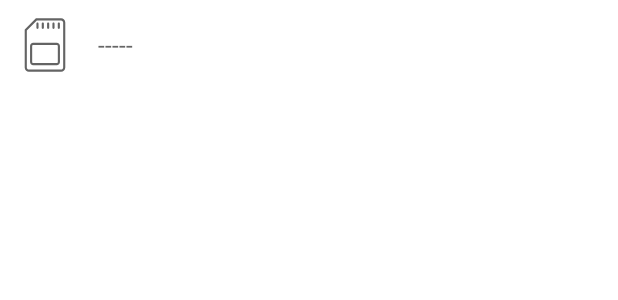
After one commit to Play-Store-Mauricio-Togneri/fileexplorer, an Android app: the layout row_storage.xml on its own in the app's theme, with its tools: preview values and no code run, on a phone screen of 412 x 824 dp. The commit adds this screen. Shown: the top 300 px of the screen. Run offline under Robolectric (Android 15) with nearby library versions, the phone set to English and light mode, and no system bars.

Commit message:
Added support for SD cards

```diff
--- a/app/src/main/java/com/mauriciotogneri/fileexplorer/base/BaseListAdapter.java
+++ b/app/src/main/java/com/mauriciotogneri/fileexplorer/base/BaseListAdapter.java
@@ -1,6 +1,7 @@
 package com.mauriciotogneri.fileexplorer.base;
 
 import android.content.Context;
+import android.support.annotation.NonNull;
 import android.view.LayoutInflater;
 import android.view.View;
 import android.view.ViewGroup;
@@ -32,8 +33,9 @@ public abstract class BaseListAdapter<T, V> extends ArrayAdapter<T>
     }
 
     @Override
+    @NonNull
     @SuppressWarnings("unchecked")
-    public View getView(int position, View convertView, ViewGroup parent)
+    public View getView(int position, View convertView, @NonNull ViewGroup parent)
     {
         V viewHolder;
 
--- a/app/src/main/java/com/mauriciotogneri/fileexplorer/models/ToolBar.java
+++ b/app/src/main/java/com/mauriciotogneri/fileexplorer/models/ToolBar.java
@@ -17,4 +17,9 @@ public class ToolBar
     {
         folderName.setText(fragment.folderName());
     }
+
+    public void update(String title)
+    {
+        folderName.setText(title);
+    }
 }
--- /dev/null
+++ b/app/src/main/res/drawable/ic_sd_card.xml
@@ -0,0 +1,34 @@
+<vector android:height="24dp"
+        android:viewportHeight="399.917"
+        android:viewportWidth="399.917"
+        android:width="24dp"
+        xmlns:android="http://schemas.android.com/apk/res/android">
+    <path
+        android:fillAlpha="1"
+        android:fillColor="#646464"
+        android:pathData="M66.8,95 L137.7,24.1C139,22.8 140.8,22 142.7,22L306.8,22C322.5,22 335.2,34.8 335.2,50.5L335.2,349.4C335.2,365.1 322.5,377.9 306.8,377.9L93.2,377.9C77.5,377.9 64.7,365.1 64.7,349.4L64.7,100C64.7,98.1 65.4,96.3 66.8,95ZM78.9,349.4C78.9,357.3 85.3,363.7 93.2,363.7L306.8,363.7C314.6,363.7 321,357.3 321,349.4L321,50.5C321,42.6 314.6,36.2 306.8,36.2L145.7,36.2 78.9,103 78.9,349.4Z"/>
+    <path
+        android:fillAlpha="1"
+        android:fillColor="#646464"
+        android:pathData="M292.1,92.9C288.1,92.9 285,89.7 285,85.8L285,57.7C285,53.8 288.1,50.6 292.1,50.6 296,50.6 299.2,53.8 299.2,57.7L299.2,85.8C299.2,89.7 296,92.9 292.1,92.9Z"/>
+    <path
+        android:fillAlpha="1"
+        android:fillColor="#646464"
+        android:pathData="M256.5,92.9C252.6,92.9 249.4,89.7 249.4,85.8L249.4,57.7C249.4,53.8 252.6,50.6 256.5,50.6 260.4,50.6 263.6,53.8 263.6,57.7L263.6,85.8C263.6,89.7 260.4,92.9 256.5,92.9Z"/>
+    <path
+        android:fillAlpha="1"
+        android:fillColor="#646464"
+        android:pathData="M220.9,92.9C217,92.9 213.8,89.7 213.8,85.8L213.8,57.7C213.8,53.8 217,50.6 220.9,50.6 224.9,50.6 228,53.8 228,57.7L228,85.8C228,89.7 224.9,92.9 220.9,92.9Z"/>
+    <path
+        android:fillAlpha="1"
+        android:fillColor="#646464"
+        android:pathData="M185.4,92.9C181.4,92.9 178.2,89.7 178.2,85.8L178.2,57.7C178.2,53.8 181.4,50.6 185.4,50.6 189.3,50.6 192.5,53.8 192.5,57.7L192.5,85.8C192.5,89.7 189.3,92.9 185.4,92.9Z"/>
+    <path
+        android:fillAlpha="1"
+        android:fillColor="#646464"
+        android:pathData="M156.9,57.7 L156.9,85.8C156.9,89.7 153.7,92.9 149.8,92.9 145.9,92.9 142.7,89.7 142.7,85.8L142.7,57.7C142.7,53.8 145.9,50.6 149.8,50.6 153.7,50.6 156.9,53.8 156.9,57.7Z"/>
+    <path
+        android:fillAlpha="1"
+        android:fillColor="#646464"
+        android:pathData="M164.1,185.5 L278.3,185.5C290.1,185.5 299.6,195 299.6,206.8L299.6,313.6C299.6,325.4 290.1,335 278.3,335L121.6,335C109.9,335 100.3,325.4 100.3,313.6L100.3,206.8C100.3,195 109.9,185.5 121.6,185.5L135.9,185.5M164.1,185.5C174.6,187.1 171.8,199.5 164.1,199.7L121.6,199.7C117.7,199.7 114.5,202.9 114.5,206.8L114.5,313.6C114.5,317.5 117.7,320.7 121.6,320.7L278.3,320.7C282.2,320.7 285.4,317.5 285.4,313.6L285.4,206.8C285.4,202.9 282.2,199.7 278.3,199.7L164.1,199.7C153.7,198.1 156.5,185.7 164.1,185.5"/>
+</vector>
--- a/app/src/main/res/layout/row_file.xml
+++ b/app/src/main/res/layout/row_file.xml
@@ -17,8 +17,7 @@
             android:id="@+id/icon"
             android:layout_width="40dp"
             android:layout_height="40dp"
-            android:layout_gravity="center"
-            tools:ignore="RtlHardcoded"/>
+            android:layout_gravity="center"/>
 
         <TextView
             android:id="@+id/extension"
@@ -49,7 +48,7 @@
             android:layout_width="match_parent"
             android:layout_height="wrap_content"
             android:ellipsize="end"
-            android:singleLine="true"
+            android:maxLines="1"
             tools:text="@string/dummy_text"/>
 
         <TextView
--- /dev/null
+++ b/app/src/main/res/layout/row_storage.xml
@@ -0,0 +1,27 @@
+<?xml version="1.0" encoding="utf-8"?>
+<LinearLayout
+    xmlns:android="http://schemas.android.com/apk/res/android"
+    xmlns:tools="http://schemas.android.com/tools"
+    android:layout_width="match_parent"
+    android:layout_height="wrap_content"
+    android:gravity="center_vertical"
+    android:orientation="horizontal"
+    android:padding="10dp">
+
+    <ImageView
+        android:layout_width="40dp"
+        android:layout_height="40dp"
+        android:layout_gravity="center"
+        android:layout_marginRight="15dp"
+        android:src="@drawable/ic_sd_card"/>
+
+    <TextView
+        android:id="@+id/name"
+        style="@style/defaultText"
+        android:layout_width="match_parent"
+        android:layout_height="wrap_content"
+        android:ellipsize="end"
+        android:maxLines="1"
+        tools:text="@string/dummy_text"/>
+
+</LinearLayout>
--- a/app/src/main/res/layout/toolbar.xml
+++ b/app/src/main/res/layout/toolbar.xml
@@ -19,7 +19,7 @@
         android:ellipsize="start"
         android:gravity="center_vertical"
         android:paddingRight="10dp"
-        android:singleLine="true"
+        android:maxLines="1"
         android:textColor="@color/white"
         android:textSize="20sp"
         tools:text="@string/dummy_text"/>
```
Also changed, not shown: app/src/main/java/com/mauriciotogneri/fileexplorer/adapters/StorageAdapter.java (added, +39 -0 lines), app/src/main/java/com/mauriciotogneri/fileexplorer/app/MainActivity.java (+62 -0 lines), app/src/main/java/com/mauriciotogneri/fileexplorer/fragments/StorageFragment.java (added, +87 -0 lines), app/src/main/res/drawable/ic_copy.xml (+15 -6 lines), app/src/main/res/drawable/ic_cut.xml (+10 -4 lines), app/src/main/res/drawable/ic_paste.xml (+10 -4 lines), app/src/main/res/layout/screen_storage.xml (added, +16 -0 lines).
